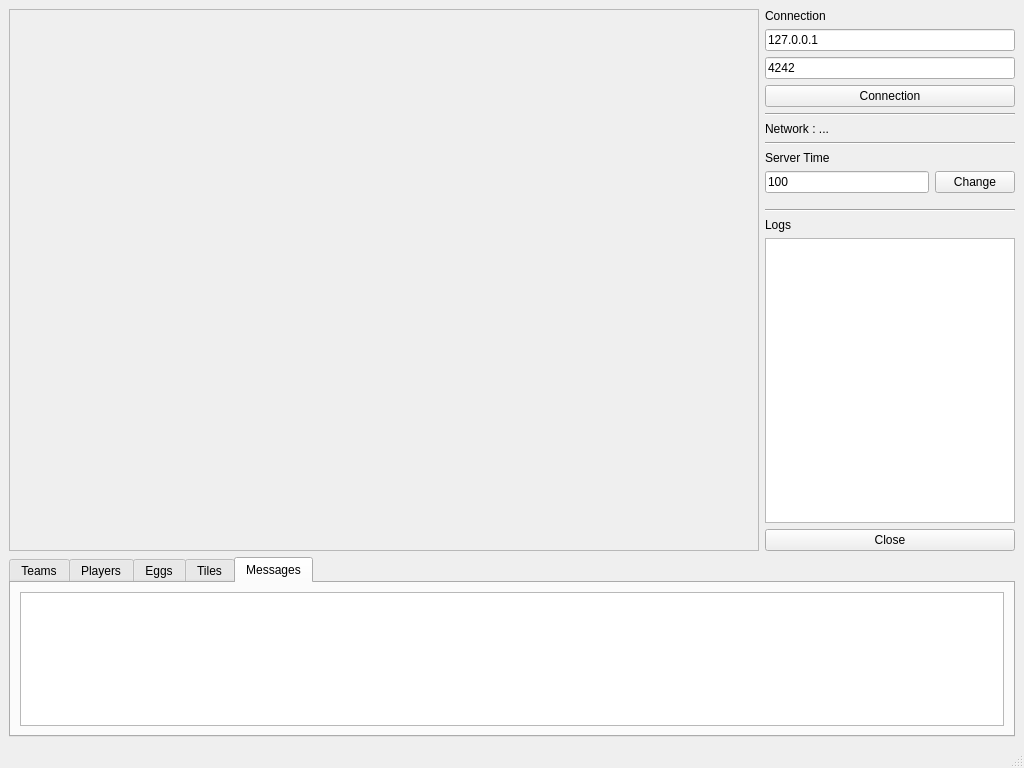
First picture: the form in clientqt/src/UI/MainWindow.ui, repository Armaldio/zappy, before the edit.
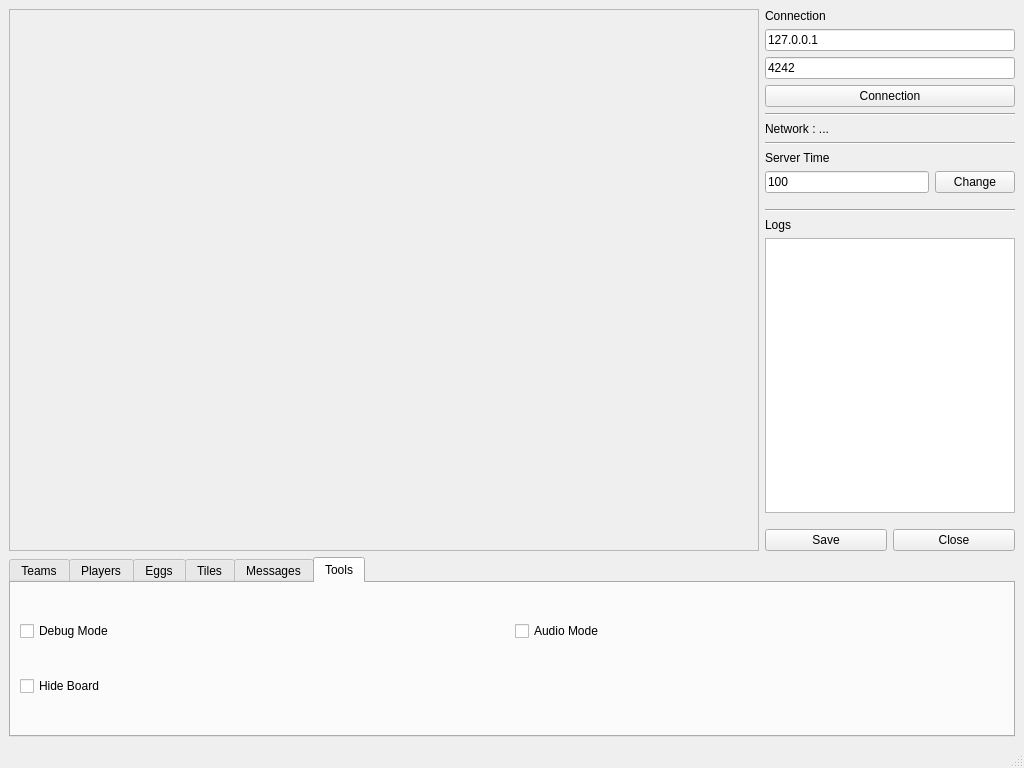
Second picture: the form after the edit.

Commit message: added debug mode

Patch:
```diff
--- a/clientqt/src/UI/MainWindow.ui
+++ b/clientqt/src/UI/MainWindow.ui
@@ -151,11 +151,25 @@
            </widget>
           </item>
           <item>
-           <widget class="QPushButton" name="quitButton">
-            <property name="text">
-             <string>Close</string>
+           <layout class="QHBoxLayout" name="horizontalLayout_2">
+            <property name="topMargin">
+             <number>10</number>
             </property>
-           </widget>
+            <item>
+             <widget class="QPushButton" name="saveLogButton">
+              <property name="text">
+               <string>Save</string>
+              </property>
+             </widget>
+            </item>
+            <item>
+             <widget class="QPushButton" name="quitButton">
+              <property name="text">
+               <string>Close</string>
+              </property>
+             </widget>
+            </item>
+           </layout>
           </item>
          </layout>
         </item>
@@ -198,7 +212,7 @@
          <enum>QTabWidget::Rounded</enum>
         </property>
         <property name="currentIndex">
-         <number>4</number>
+         <number>5</number>
         </property>
         <property name="documentMode">
          <bool>false</bool>
@@ -282,6 +296,34 @@
           </item>
          </layout>
         </widget>
+        <widget class="QWidget" name="ToolsTab">
+         <attribute name="title">
+          <string>Tools</string>
+         </attribute>
+         <layout class="QGridLayout" name="gridLayout_8">
+          <item row="0" column="0">
+           <widget class="QCheckBox" name="debugcheckBox">
+            <property name="text">
+             <string>Debug Mode</string>
+            </property>
+           </widget>
+          </item>
+          <item row="0" column="1">
+           <widget class="QCheckBox" name="audiocheckBox">
+            <property name="text">
+             <string>Audio Mode</string>
+            </property>
+           </widget>
+          </item>
+          <item row="1" column="0">
+           <widget class="QCheckBox" name="hideBoardcheckBox">
+            <property name="text">
+             <string>Hide Board</string>
+            </property>
+           </widget>
+          </item>
+         </layout>
+        </widget>
        </widget>
       </item>
      </layout>
```
Left out of the diff: 2 changed lines with no effect on the pictures. The commit also changes 5 other files.
